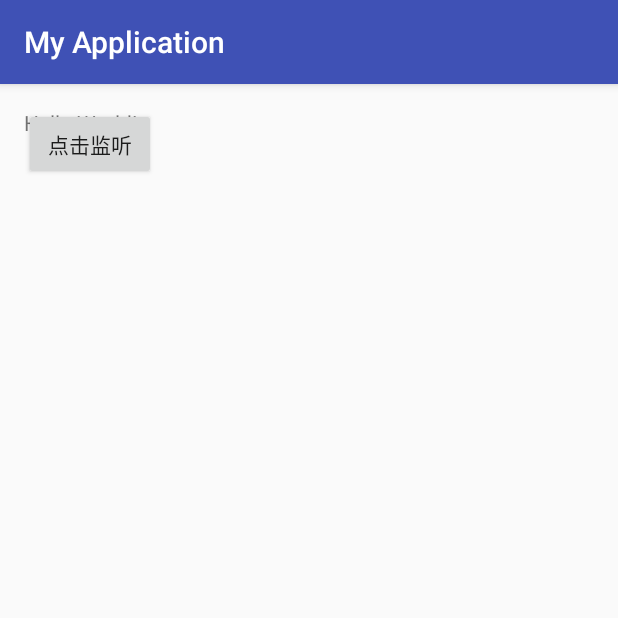
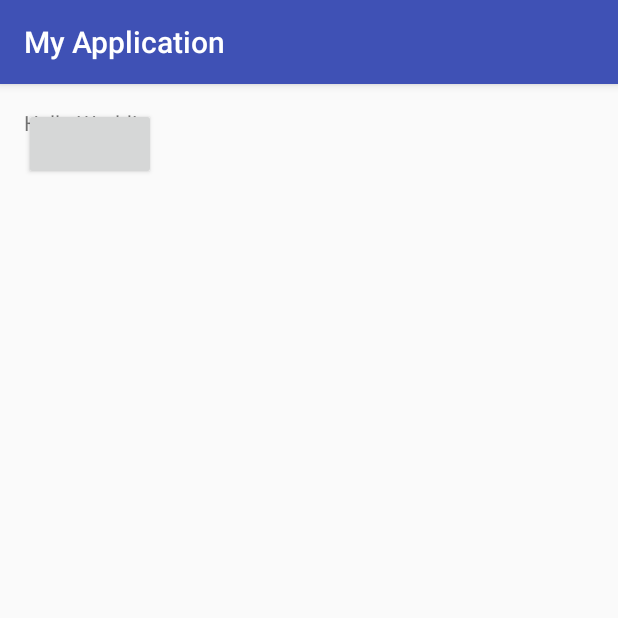
Before and after one commit to miaoyate/MyApplication, an Android app: the screen it shows after launch (MainActivity), on a phone screen of 412 x 824 dp, the top half of it. Run offline under Robolectric (Android 15) with nearby library versions, the phone set to English and light mode, and no system bars.

Commit message:
更新了一次代码，我的第二次更新

```diff
--- a/app/src/main/java/com/example/administrator/myapplication/MainActivity.java
+++ b/app/src/main/java/com/example/administrator/myapplication/MainActivity.java
@@ -13,9 +13,9 @@ public class MainActivity extends AppCompatActivity {
         super.onCreate(savedInstanceState);
         setContentView(R.layout.activity_main);
 
-        //测试提交代码
+
 
         button = (Button) findViewById(R.id.btn);
-        //按钮更新
+
     }
 }
--- a/app/src/main/res/layout/activity_main.xml
+++ b/app/src/main/res/layout/activity_main.xml
@@ -17,6 +17,6 @@
         android:id="@+id/btn"
         android:layout_width="wrap_content"
         android:layout_height="wrap_content"
-        android:text="点击监听"
+
         />
 </RelativeLayout>
```
